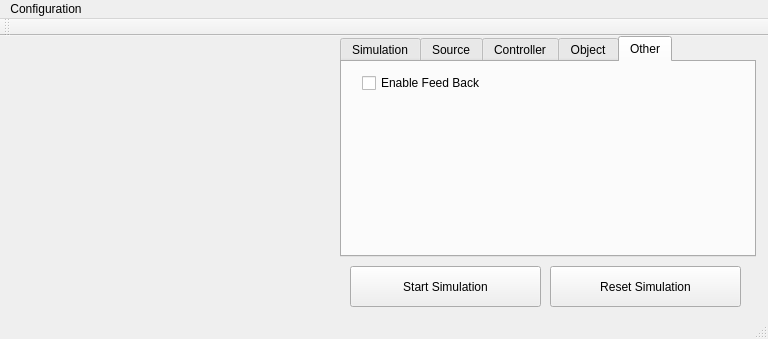
The window that gui/mainwindow.ui (jakubbialas/PSS_lab) describes before a commit, drawn with Qt 5.
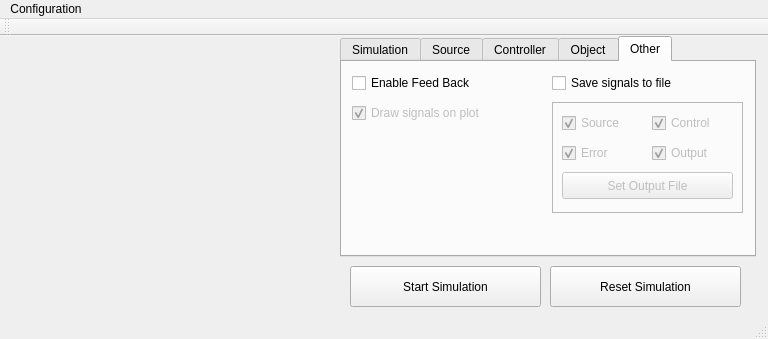
The same window after the commit. The open tabs and pages were chosen to show the change. Custom widgets are drawn as their Qt base class.

What changed in the file:
```diff
--- a/gui/mainwindow.ui
+++ b/gui/mainwindow.ui
@@ -899,9 +899,9 @@
      <widget class="QCheckBox" name="checkBox_feedback">
       <property name="geometry">
        <rect>
-        <x>20</x>
+        <x>10</x>
         <y>10</y>
-        <width>381</width>
+        <width>191</width>
         <height>22</height>
        </rect>
       </property>
@@ -909,6 +909,152 @@
        <string>Enable Feed Back</string>
       </property>
      </widget>
+     <widget class="QFrame" name="frame_saveSignalsParam">
+      <property name="enabled">
+       <bool>false</bool>
+      </property>
+      <property name="geometry">
+       <rect>
+        <x>210</x>
+        <y>40</y>
+        <width>191</width>
+        <height>111</height>
+       </rect>
+      </property>
+      <property name="frameShape">
+       <enum>QFrame::StyledPanel</enum>
+      </property>
+      <property name="frameShadow">
+       <enum>QFrame::Raised</enum>
+      </property>
+      <widget class="QCheckBox" name="checkBox_saveSource">
+       <property name="enabled">
+        <bool>false</bool>
+       </property>
+       <property name="geometry">
+        <rect>
+         <x>10</x>
+         <y>10</y>
+         <width>81</width>
+         <height>22</height>
+        </rect>
+       </property>
+       <property name="text">
+        <string>Source</string>
+       </property>
+       <property name="checked">
+        <bool>true</bool>
+       </property>
+      </widget>
+      <widget class="QCheckBox" name="checkBox_saveError">
+       <property name="enabled">
+        <bool>false</bool>
+       </property>
+       <property name="geometry">
+        <rect>
+         <x>10</x>
+         <y>40</y>
+         <width>81</width>
+         <height>22</height>
+        </rect>
+       </property>
+       <property name="text">
+        <string>Error</string>
+       </property>
+       <property name="checked">
+        <bool>true</bool>
+       </property>
+      </widget>
+      <widget class="QCheckBox" name="checkBox_saveControl">
+       <property name="enabled">
+        <bool>false</bool>
+       </property>
+       <property name="geometry">
+        <rect>
+         <x>100</x>
+         <y>10</y>
+         <width>81</width>
+         <height>22</height>
+        </rect>
+       </property>
+       <property name="text">
+        <string>Control</string>
+       </property>
+       <property name="checked">
+        <bool>true</bool>
+       </property>
+      </widget>
+      <widget class="QCheckBox" name="checkBox_saveOutput">
+       <property name="enabled">
+        <bool>false</bool>
+       </property>
+       <property name="geometry">
+        <rect>
+         <x>100</x>
+         <y>40</y>
+         <width>81</width>
+         <height>22</height>
+        </rect>
+       </property>
+       <property name="text">
+        <string>Output</string>
+       </property>
+       <property name="checked">
+        <bool>true</bool>
+       </property>
+      </widget>
+      <widget class="QPushButton" name="pushButton">
+       <property name="geometry">
+        <rect>
+         <x>10</x>
+         <y>70</y>
+         <width>171</width>
+         <height>27</height>
+        </rect>
+       </property>
+       <property name="text">
+        <string>Set Output File</string>
+       </property>
+      </widget>
+     </widget>
+     <widget class="QCheckBox" name="checkBox_drawPlot">
+      <property name="enabled">
+       <bool>false</bool>
+      </property>
+      <property name="geometry">
+       <rect>
+        <x>10</x>
+        <y>40</y>
+        <width>191</width>
+        <height>22</height>
+       </rect>
+      </property>
+      <property name="text">
+       <string>Draw signals on plot</string>
+      </property>
+      <property name="checked">
+       <bool>true</bool>
+      </property>
+     </widget>
+     <widget class="QCheckBox" name="checkBox_saveSignals">
+      <property name="enabled">
+       <bool>true</bool>
+      </property>
+      <property name="geometry">
+       <rect>
+        <x>210</x>
+        <y>10</y>
+        <width>191</width>
+        <height>22</height>
+       </rect>
+      </property>
+      <property name="text">
+       <string>Save signals to file</string>
+      </property>
+      <property name="checked">
+       <bool>false</bool>
+      </property>
+     </widget>
     </widget>
    </widget>
    <widget class="QPushButton" name="simBtn">
```
Left out of the diff: 151 changed lines with no effect on the pictures.
